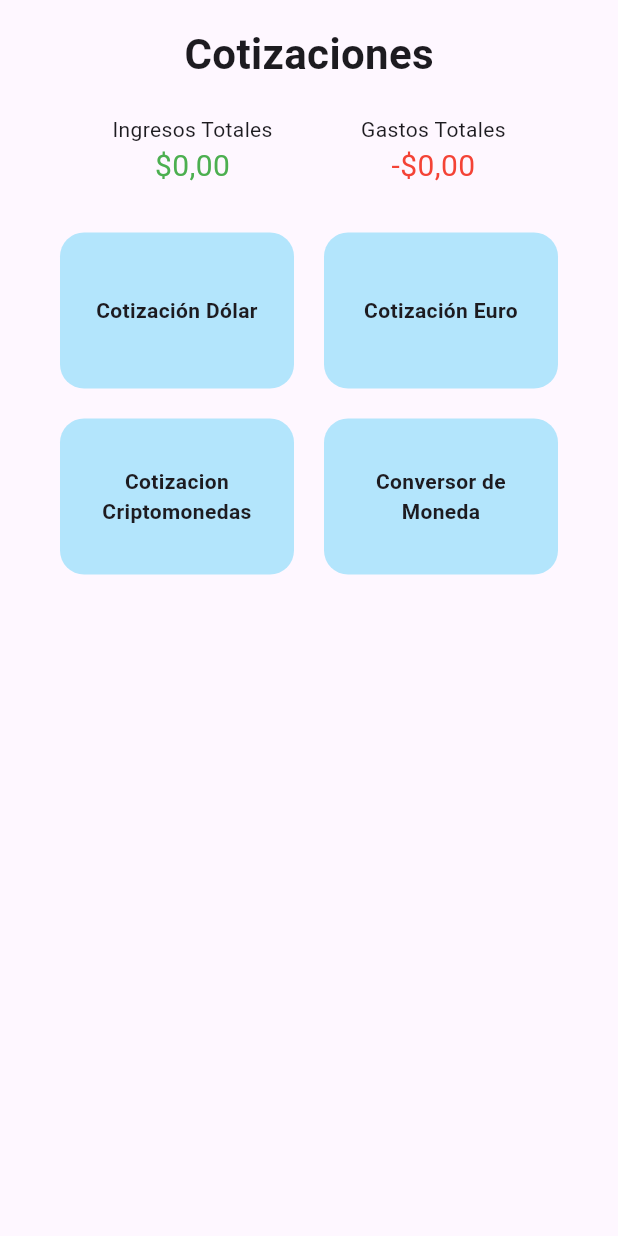
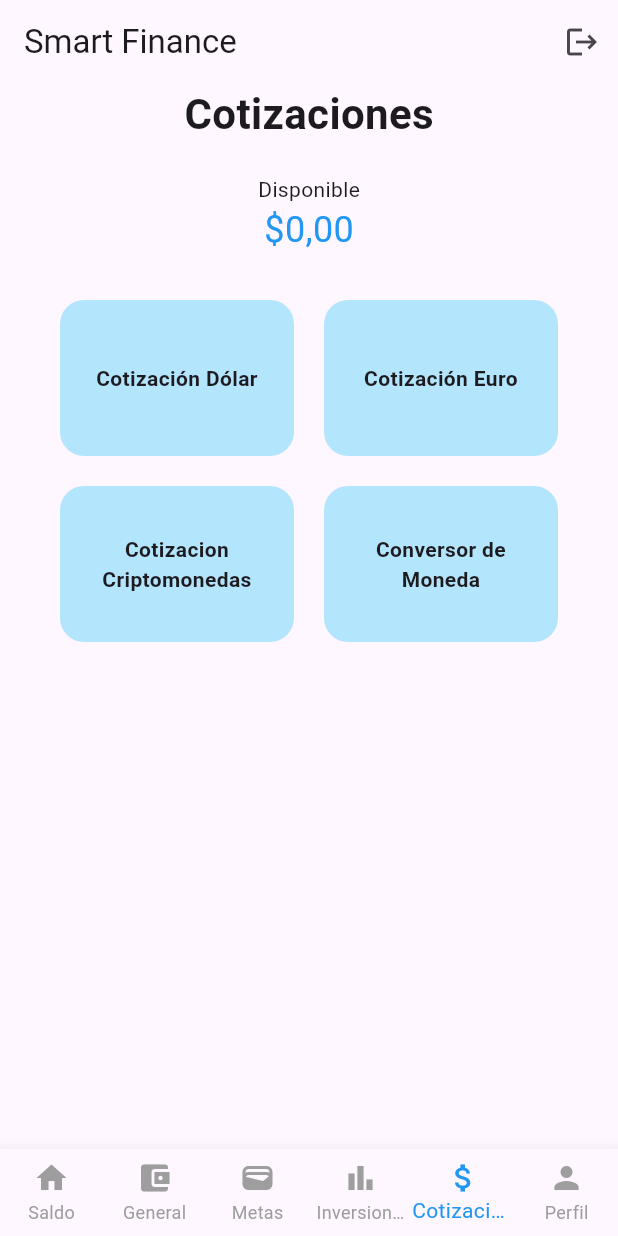
Before and after one commit to fernandofittipaldi/SmartFinance, a Flutter app: the PriceScreen screen opened by its route, on a phone screen of 412 x 824 dp. Run offline on Flutter 3.47's test engine with Material 3 defaults, Android fonts, the phone set to English and light mode, and no system bars; our stand-ins replace cloud_firestore, firebase_auth, firebase_core, flutter_riverpod, go_router; accounts and stored records are empty; generated files the repository leaves out were written again.

Commit message:
update price_screen

```diff
--- a/lib/presentation/screens/price_screen.dart
+++ b/lib/presentation/screens/price_screen.dart
@@ -2,20 +2,21 @@ import 'package:flutter/material.dart';
 import 'package:flutter_riverpod/flutter_riverpod.dart';
 import 'package:go_router/go_router.dart';
 import 'package:smart_finance/presentation/providers/movement_provider.dart';
-import 'package:smart_finance/utils/format_utils.dart';
+import 'package:smart_finance/presentation/screens/balance_screen.dart';
+import 'package:smart_finance/presentation/screens/main_scaffold.dart';
 
 class PriceScreen extends ConsumerWidget {
   const PriceScreen({super.key});
 
   @override
   Widget build(BuildContext context, WidgetRef ref) {
-    final incomeTotal = ref.watch(totalIncomeProvider);
-    final expenseTotal = ref.watch(totalExpenseProvider);
+    final available = ref.watch(availableBalance);
 
-    return Scaffold(
+    return MainScaffold(
+      currentIndex: 4,
       body: SafeArea(
         child: Padding(
-          padding: const EdgeInsets.all(16.0),
+          padding: const EdgeInsets.symmetric(horizontal: 16.0),
           child: Column(
             crossAxisAlignment: CrossAxisAlignment.center,
             children: [
@@ -24,32 +25,7 @@ class PriceScreen extends ConsumerWidget {
                 style: TextStyle(fontSize: 28, fontWeight: FontWeight.bold),
               ),
               const SizedBox(height: 20),
-              Row(
-                mainAxisAlignment: MainAxisAlignment.spaceEvenly,
-                children: [
-                  Column(
-                    children: [
-                      const Text("Ingresos Totales"),
-                      Text(
-                        formatCurrency(incomeTotal),
-                        style: const TextStyle(
-                          color: Colors.green,
-                          fontSize: 20,
-                        ),
-                      ),
-                    ],
-                  ),
-                  Column(
-                    children: [
-                      const Text("Gastos Totales"),
-                      Text(
-                        ('-') + formatCurrency(expenseTotal),
-                        style: const TextStyle(color: Colors.red, fontSize: 20),
-                      ),
-                    ],
-                  ),
-                ],
-              ),
+              AvailableBalance(available: available),
               const SizedBox(height: 30),
               Expanded(
                 child: Padding(
@@ -120,16 +96,16 @@ class PriceScreen extends ConsumerWidget {
   void _navigate(BuildContext context, String tipo) {
   switch (tipo) {
     case 'dolar':
-      context.go('/dollar-rates');
+      context.push('/dollar-rates');
       break;
     case 'euro':
-      context.go('/euro-rates');
+      context.push('/euro-rates');
       break;
     case 'crypto':
-      context.go('/crypto-rates');
+      context.push('/crypto-rates');
       break;
     case 'conversor':
-      context.go('/currency-converter');
+      context.push('/currency-converter');
       break;
     default:
       ScaffoldMessenger.of(context).showSnackBar(
```
